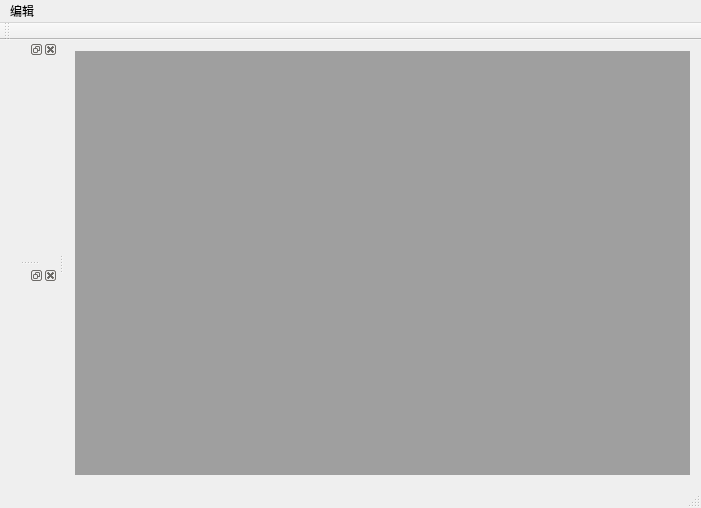
Old version of the form Qt/test3/mainwindow.ui in the repository xzlxiao/Learning.
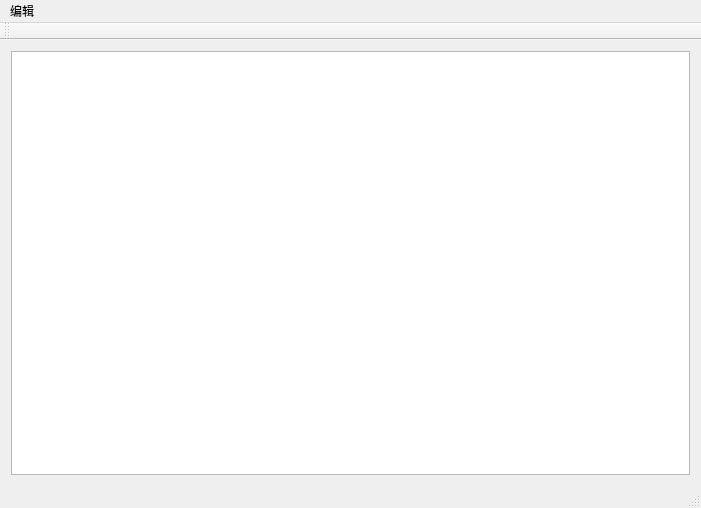
New version of the form.

The edit to the form file:
```diff
--- a/Qt/test3/mainwindow.ui
+++ b/Qt/test3/mainwindow.ui
@@ -16,7 +16,7 @@
   <widget class="QWidget" name="centralWidget">
    <layout class="QGridLayout" name="gridLayout_2">
     <item row="0" column="0">
-     <widget class="QMdiArea" name="mdiArea"/>
+     <widget class="QTextEdit" name="textEdit"/>
     </item>
    </layout>
   </widget>
@@ -46,18 +46,6 @@
    </attribute>
   </widget>
   <widget class="QStatusBar" name="statusBar"/>
-  <widget class="QDockWidget" name="dockWidget_2">
-   <attribute name="dockWidgetArea">
-    <number>1</number>
-   </attribute>
-   <widget class="QWidget" name="dockWidgetContents_2"/>
-  </widget>
-  <widget class="QDockWidget" name="dockWidget_3">
-   <attribute name="dockWidgetArea">
-    <number>1</number>
-   </attribute>
-   <widget class="QWidget" name="dockWidgetContents_3"/>
-  </widget>
   <action name="actionNew_File_2">
    <property name="text">
     <string>New File</string>
```
Left out of the diff: 2 changed lines with no effect on the pictures.
